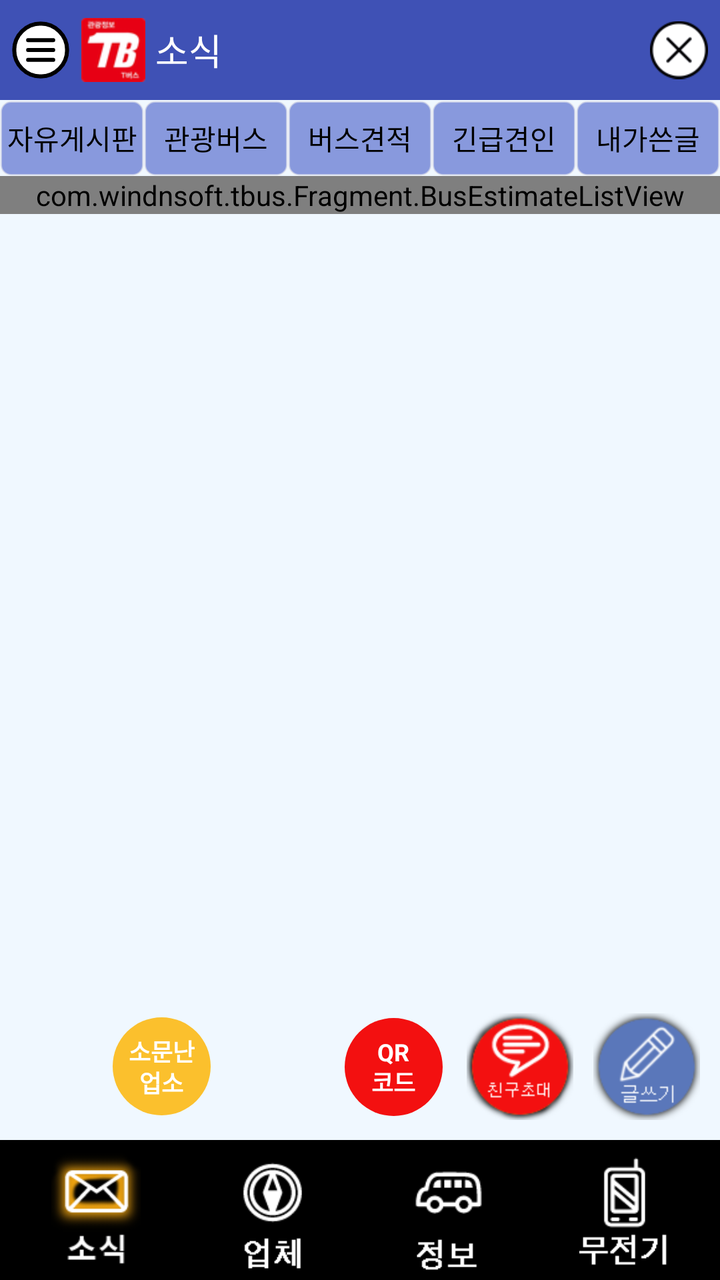
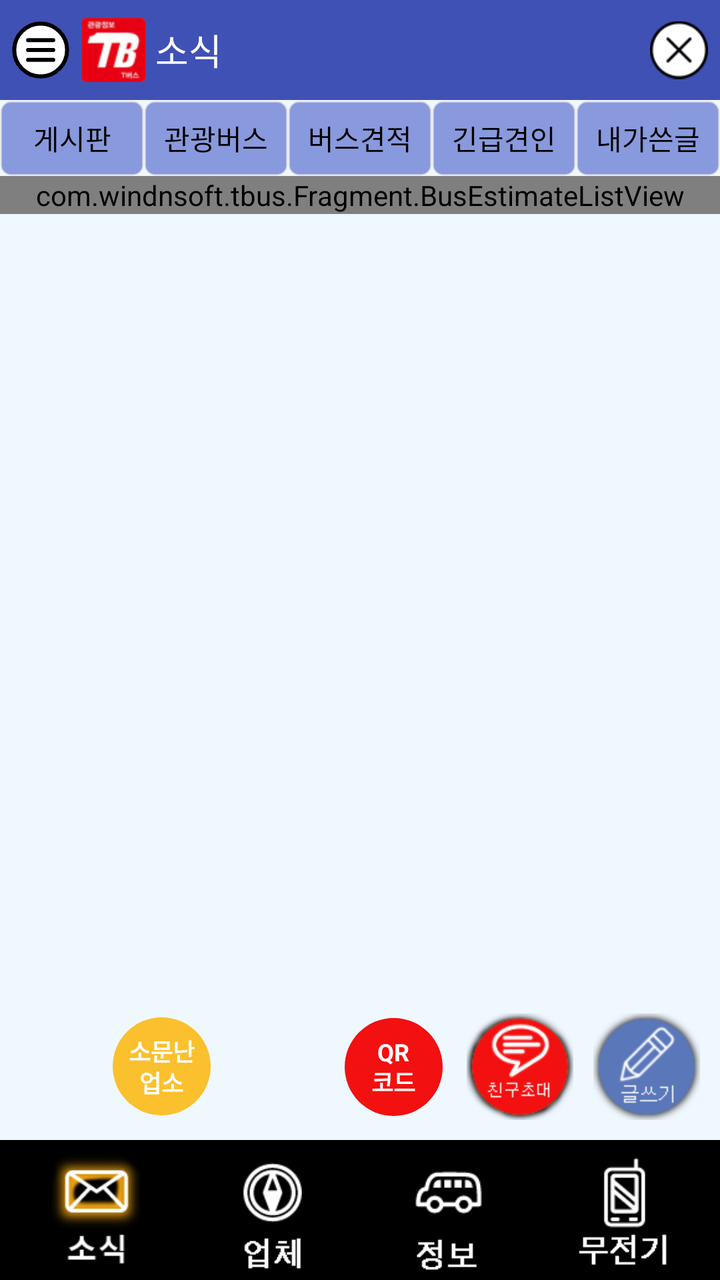

Screens rendered from an Android XML layout before and after an edit, with the pre-edit source and the edit as a unified diff.
<!-- AndroidManifest.xml: application theme AppTheme -->
<!-- res/layout/bus_estimate_activity.xml -->
<?xml version="1.0" encoding="utf-8"?>
<androidx.drawerlayout.widget.DrawerLayout
    xmlns:android="http://schemas.android.com/apk/res/android"
    xmlns:app="http://schemas.android.com/apk/res-auto"
    xmlns:tools="http://schemas.android.com/tools"
    android:id="@+id/drawer_layout"
    android:layout_width="match_parent"
    android:layout_height="match_parent"
    tools:context="com.windnsoft.tbus.MainActivity">

<RelativeLayout
    android:id="@+id/activity_main"
    android:layout_width="match_parent"
    android:layout_height="match_parent"
    android:background="@color/AliceBlue">

    <LinearLayout
        android:layout_width="match_parent"
        android:layout_height="match_parent"
        android:orientation="vertical"
        >


        <LinearLayout
            android:id="@+id/layout_head"
            android:layout_width="match_parent"
            android:layout_height="50dp"
            android:background="@color/BlueLight"
            android:orientation="horizontal">

            <ImageView
                android:id="@+id/topMenuBtn"
                android:layout_width="0dp"
                android:layout_height="match_parent"
                android:layout_marginLeft="5dp"
                android:layout_weight="1"
                android:padding="1dp"
                android:src="@drawable/hamburger_black"
                />

            <ImageView
                android:layout_width="wrap_content"
                android:layout_height="match_parent"
                android:layout_margin="5dip"
                android:src="@drawable/ic_launcher_mdpi"
                />

            <TextView
                android:id="@+id/textView8"
                android:layout_width="0dp"
                android:layout_height="match_parent"
                android:layout_weight="8"
                android:gravity="center_vertical"
                android:text="소식"
                android:textAppearance="?android:attr/textAppearanceMedium"

                android:textColor="@color/White"/>

            <ImageView
                android:id="@+id/topCloseBtn"
                android:layout_width="0dp"
                android:layout_height="match_parent"
                android:layout_marginRight="5dp"
                android:layout_weight="1"
                android:padding="1dp"
                android:src="@drawable/xbutton_black"
                />
        </LinearLayout>

        <LinearLayout
            android:id="@+id/layout_body"
            android:layout_width="match_parent"
            android:layout_height="0dp"
            android:layout_weight="950"
            android:orientation="vertical"
            >

            <ImageView
                android:id="@+id/advImg"
                android:layout_width="match_parent"
                android:layout_height="wrap_content"
                android:background="@color/Black"
                />

            <LinearLayout
                android:layout_width="match_parent"
                android:layout_height="38dp"
                android:gravity="center"
                android:orientation="horizontal"
                android:paddingTop="1px">

                <TextView
                    android:id="@+id/boardFreeTab"
                    android:layout_width="0dp"
                    android:layout_height="match_parent"
                    android:layout_weight="1"
                    android:background="@drawable/prg_border_blue"
                    android:gravity="center"
                    android:text="자유게시판"
                    android:textAppearance="?android:attr/textAppearanceSmall"

                    android:textColor="@color/Black"/>

                <TextView
                    android:id="@+id/boardBusTab"
                    android:layout_width="0dp"
                    android:layout_height="match_parent"
                    android:layout_weight="1"
                    android:background="@drawable/prg_border_blue"
                    android:gravity="center"
                    android:text="관광버스"
                    android:textAppearance="?android:attr/textAppearanceSmall"
                    android:textColor="@color/Black"/>

                <TextView
                    android:id="@+id/boardEstimateTab"
                    android:layout_width="0dp"
                    android:layout_height="match_parent"
                    android:layout_weight="1"
                    android:background="@drawable/prg_border_blue"
                    android:gravity="center"
                    android:text="버스견적"

                    android:textAppearance="?android:attr/textAppearanceSmall"
                    android:textColor="@color/Black"/>

                <TextView
                    android:id="@+id/boardTractionTab"
                    android:layout_width="0dp"
                    android:layout_height="match_parent"
                    android:layout_weight="1"
                    android:background="@drawable/prg_border_blue"
                    android:gravity="center"

                    android:text="긴급견인"
                    android:textAppearance="?android:attr/textAppearanceSmall"
                    android:textColor="@color/Black"/>

                <TextView
                    android:id="@+id/boardMyTab"
                    android:layout_width="0dp"
                    android:layout_height="match_parent"
                    android:layout_weight="1"
                    android:background="@drawable/prg_border_blue"
                    android:gravity="center"
                    android:text="내가쓴글"
                    android:textAppearance="?android:attr/textAppearanceSmall"

                    android:textColor="@color/Black"/>


            </LinearLayout>

            <RelativeLayout
                android:layout_width="match_parent"
                android:layout_height="0dp"
                android:layout_weight="9"
                android:clickable="false"
                android:gravity="right">

                <com.windnsoft.tbus.Fragment.BusEstimateListView
                    android:id="@+id/busEstimateView"
                    android:layout_width="match_parent"
                    android:layout_height="wrap_content">
                </com.windnsoft.tbus.Fragment.BusEstimateListView>

                <LinearLayout
                    android:layout_width="match_parent"
                    android:layout_height="wrap_content"
                    android:layout_alignParentBottom="true"
                    android:gravity="right"
                    android:orientation="horizontal"
                    android:padding="5dp">

                    <TextView
                        android:id="@+id/boardFamousCoBtn"
                        android:layout_width="53dp"
                        android:layout_height="53dp"
                        android:layout_marginLeft="5dp"
                        android:layout_marginTop="5dp"
                        android:layout_marginRight="58dp"
                        android:layout_marginBottom="5dp"
                        android:background="@drawable/circle_yellow_btn"
                        android:clickable="true"
                        android:gravity="center"
                        android:lineSpacingExtra="-2dp"
                        android:text="소문난\n업소"
                        android:textColor="@color/White"
                        android:textSize="12sp"
                        android:textStyle="bold"/>

                    <TextView
                        android:id="@+id/boardQrBtn"
                        android:layout_width="53dp"
                        android:layout_height="53dp"
                        android:layout_margin="5dp"
                        android:background="@drawable/circle_red_btn"
                        android:clickable="true"
                        android:gravity="center"
                        android:lineSpacingExtra="-2dp"
                        android:text="QR\n코드"
                        android:textColor="@color/White"
                        android:textSize="12sp"
                        android:textStyle="bold"/>

                    <ImageView
                        android:id="@+id/boardInviteBtn"
                        android:layout_width="wrap_content"
                        android:layout_margin="5dp"
                        android:layout_height="wrap_content"
                        android:src="@drawable/freind"/>

                    <ImageView
                        android:id="@+id/boardWriteBtn"
                        android:layout_width="wrap_content"
                        android:layout_height="wrap_content"
                        android:clickable="true"
                        android:layout_margin="5dp"
                        android:src="@drawable/write"/>
                </LinearLayout>
                
                
                
                


            </RelativeLayout>
        </LinearLayout>

        <LinearLayout
            android:id="@+id/layout_bottom"
            android:layout_width="match_parent"
            android:layout_height="70dp"
            android:background="@color/Black"
            android:orientation="horizontal"
            android:padding="4dp"
            >

            <ImageView
                android:id="@+id/bottomNewsBtn"
                android:layout_width="wrap_content"
                android:layout_height="match_parent"
                android:layout_weight="1"
                android:src="@drawable/news_on"
                />

            <ImageView
                android:id="@+id/bottomCompanyBtn"
                android:layout_width="wrap_content"
                android:layout_height="match_parent"
                android:layout_weight="1"
                android:src="@drawable/company_off"
                />

            <ImageView
                android:id="@+id/bottomInfoBtn"
                android:layout_width="wrap_content"
                android:layout_height="match_parent"
                android:layout_weight="1"
                android:src="@drawable/info_off"
                />

            <ImageView
                android:id="@+id/bottomTalkieBtn"
                android:layout_width="wrap_content"
                android:layout_height="match_parent"
                android:layout_weight="1"
                android:src="@drawable/walkietalkie_off"
                />
        </LinearLayout>
    </LinearLayout>

</RelativeLayout>

    <LinearLayout
        android:id="@+id/drawer_menu"
        android:layout_width="260dp"
        android:layout_height="match_parent"
        android:layout_gravity="start"
        android:background="@color/White"
        android:clickable="true"
        android:focusable="true"
        android:orientation="vertical">

        <LinearLayout
            android:layout_width="match_parent"
            android:layout_height="50dp"
            android:background="@color/BlueLight"
            android:gravity="center_vertical"
            android:orientation="horizontal"
            android:paddingLeft="16dp"
            android:paddingRight="16dp">

            <ImageView
                android:layout_width="28dp"
                android:layout_height="28dp"
                android:layout_marginRight="10dp"
                android:src="@drawable/ic_launcher_mdpi" />

            <TextView
                android:layout_width="wrap_content"
                android:layout_height="wrap_content"
                android:text="@string/app_name"
                android:textAppearance="?android:attr/textAppearanceMedium"
                android:textColor="@color/White"
                android:textStyle="bold" />
        </LinearLayout>

        <TextView
            android:id="@+id/drawerProfileEditBtn"
            android:layout_width="match_parent"
            android:layout_height="52dp"
            android:background="?android:attr/selectableItemBackground"
            android:gravity="center_vertical"
            android:paddingLeft="20dp"
            android:paddingRight="20dp"
            android:text="프로필 수정"
            android:textColor="@color/Black"
            android:textSize="16sp" />

        <View
            android:layout_width="match_parent"
            android:layout_height="1dp"
            android:background="@color/listLine" />

        <TextView
            android:id="@+id/drawerPrivacyBtn"
            android:layout_width="match_parent"
            android:layout_height="52dp"
            android:background="?android:attr/selectableItemBackground"
            android:gravity="center_vertical"
            android:paddingLeft="20dp"
            android:paddingRight="20dp"
            android:text="개인정보 보호방침 및 약관"
            android:textColor="@color/Black"
            android:textSize="16sp" />

        <View
            android:layout_width="match_parent"
            android:layout_height="1dp"
            android:background="@color/listLine" />

    </LinearLayout>

</androidx.drawerlayout.widget.DrawerLayout>
<!-- resources referenced by this layout -->
<resources>
  <color name="AliceBlue">#FFF0F8FF</color>
  <color name="Black">#000000</color>
  <color name="BlueLight">#3F51B5</color>
  <color name="White">#FFFFFFFF</color>
  <color name="listLine">#FFe2e8f7</color>
  <!-- drawable circle_red_btn (drawable) -->
  <?xml version="1.0" encoding="utf-8"?>
  <layer-list xmlns:android="http://schemas.android.com/apk/res/android">
      <item
          android:bottom="2dp"
          android:left="2dp"
          android:right="2dp"
          android:top="2dp">
          <shape android:shape="oval">
              <solid android:color="#F31010" />
              <size
                  android:width="49dp"
                  android:height="49dp" />
          </shape>
      </item>
  </layer-list>
  <!-- drawable circle_yellow_btn (drawable) -->
  <?xml version="1.0" encoding="utf-8"?>
  <layer-list xmlns:android="http://schemas.android.com/apk/res/android">
      <item
          android:bottom="2dp"
          android:left="2dp"
          android:right="2dp"
          android:top="2dp">
          <shape android:shape="oval">
              <solid android:color="#FBC02D" />
              <size
                  android:width="49dp"
                  android:height="49dp" />
          </shape>
      </item>
  </layer-list>
  <!-- drawable company_off: png bitmap (drawable-hdpi, 1241 bytes) -->
  <!-- drawable freind: png bitmap (drawable-hdpi, 5474 bytes) -->
  <!-- drawable hamburger_black (drawable) -->
  <?xml version="1.0" encoding="utf-8"?>
  <vector xmlns:android="http://schemas.android.com/apk/res/android"
      android:width="64dp"
      android:height="64dp"
      android:viewportWidth="64"
      android:viewportHeight="64">
  
      <path
          android:fillColor="#FFFFFF"
          android:pathData="M32,2.5A29.5,29.5 0,1 1,32 61.5A29.5,29.5 0,1 1,32 2.5Z"
          android:strokeWidth="4.5"
          android:strokeColor="#000000" />
  
      <path
          android:fillColor="#00000000"
          android:pathData="M18,21L46,21M18,32L46,32M18,43L46,43"
          android:strokeWidth="4.5"
          android:strokeColor="#000000"
          android:strokeLineCap="round" />
  
  </vector>
  <!-- drawable ic_launcher_mdpi: png bitmap (drawable-hdpi, 3157 bytes) -->
  <!-- drawable info_off: png bitmap (drawable-hdpi, 1113 bytes) -->
  <!-- drawable news_on: png bitmap (drawable-hdpi, 6304 bytes) -->
  <!-- drawable prg_border_blue (drawable) -->
  <?xml version="1.0" encoding="utf-8"?>
  <layer-list xmlns:android="http://schemas.android.com/apk/res/android">
      <item>
          <shape android:shape="rectangle" android:padding="5dp">
  
              <solid android:color="#89d"/>
              <corners android:bottomRightRadius="5dp"
                       android:bottomLeftRadius="5dp"
                       android:topLeftRadius="5dp"
                       android:topRightRadius="5dp"/>
              <stroke android:width="1dp"
                      android:color="#8eee"
                  />
  
          </shape>
      </item>
  
  </layer-list>
  <!-- drawable walkietalkie_off: png bitmap (drawable-hdpi, 1103 bytes) -->
  <!-- drawable write: png bitmap (drawable-hdpi, 5048 bytes) -->
  <!-- drawable xbutton_black: png bitmap (drawable-hdpi, 1165 bytes) -->
  <string name="app_name">관광정보 (T버스)</string>
  <style name="AppTheme" parent="android:Theme.Light.NoTitleBar">
          
      </style>
</resources>

<!-- the commit's change to res/layout/bus_estimate_activity.xml (unified diff, before → after) -->
@@ -96,7 +96,7 @@
                     android:layout_weight="1"
                     android:background="@drawable/prg_border_blue"
                     android:gravity="center"
-                    android:text="자유게시판"
+                    android:text="게시판"
                     android:textAppearance="?android:attr/textAppearanceSmall"
 
                     android:textColor="@color/Black"/>
